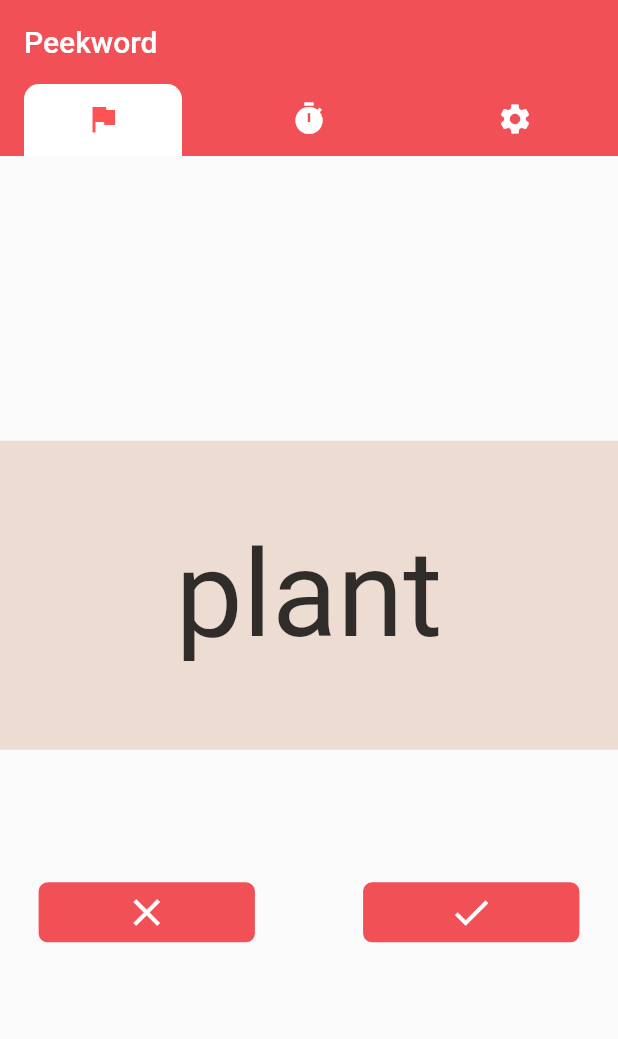
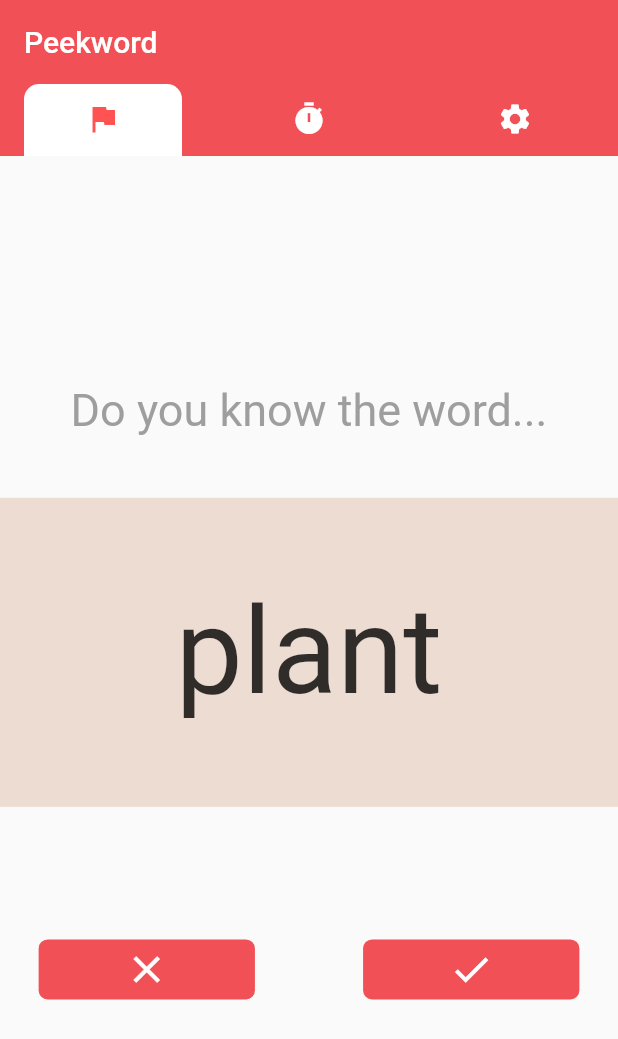
Before and after one commit to albgarjim/language-app, a Flutter app: the screen it shows after launch, on a phone screen of 412 x 824 dp. Shown: the top 1039 px of the screen. Run offline on Flutter 3.47's test engine with Material 2 defaults, Android fonts, the phone set to English and light mode, and no system bars; drawn by our look-alikes of auto_size_text, rflutter_alert; our stand-ins replace csv, flutter_tindercard.

Commit message:
improved interface

```diff
--- a/lib/word_bucket.dart
+++ b/lib/word_bucket.dart
@@ -72,6 +72,7 @@ class WordBucketState extends State<WordBucket> {
     });
   }
 
+  String dropdownValue = 'German words 0 - 100';
   @override
   Widget build(BuildContext context) {
     return Scaffold(
@@ -79,6 +80,18 @@ class WordBucketState extends State<WordBucket> {
         child: Column(
           mainAxisAlignment: MainAxisAlignment.center,
           children: <Widget>[
+            SizedBox(
+              child: AutoSizeText(
+                "Do you know the word...",
+                textAlign: TextAlign.center,
+                style:
+                    TextStyle(color: Colors.grey.withOpacity(1), fontSize: 30),
+                maxLines: 1,
+              ),
+            ),
+            SizedBox(
+              height: MediaQuery.of(context).size.height * 0.05,
+            ),
             Container(
               color: const Color(0xFFEDDCD2),
               width: MediaQuery.of(context).size.width,
```
Also changed, not shown: lib/word_config.dart (+22 -7 lines).
